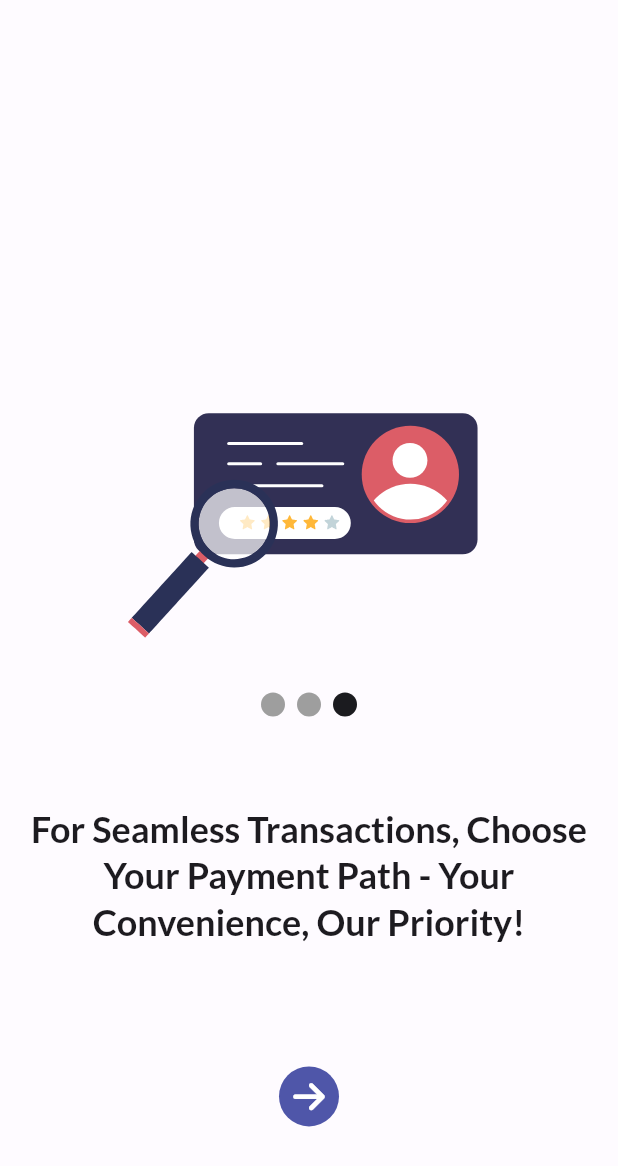
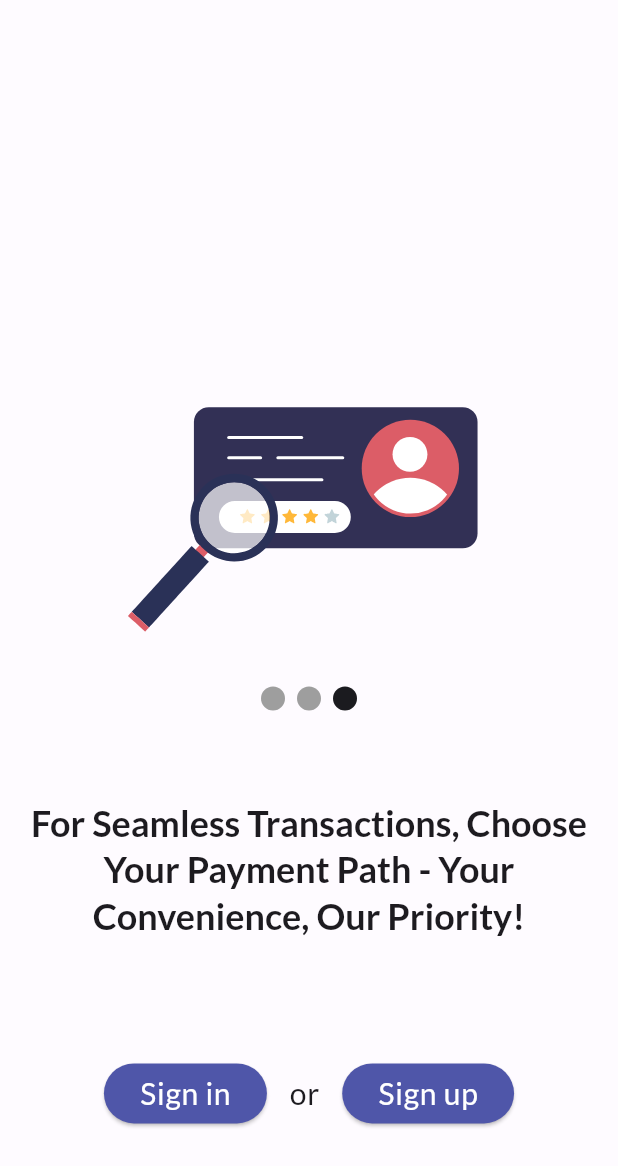
Before and after one commit to RH203/ecommerce-app-flutter, a Flutter app: the screen it shows after launch, swiped to page 3, on a phone screen of 412 x 824 dp. Shown: the top 1166 px of the screen. Run offline on Flutter 3.47's test engine with Material 3 defaults, Android fonts, the phone set to English and light mode, and no system bars; drawn by our look-alikes of smooth_page_indicator; our stand-ins replace google_fonts, icons_plus, lottie.

Commit message:
feat: init screen for auth

```diff
--- a/lib/src/features/home_screen/views/home_screen.dart
+++ b/lib/src/features/home_screen/views/home_screen.dart
@@ -24,6 +24,7 @@ class _HomeScreenState extends State<HomeScreen> {
   }
 
   void _changePage() {
+    if (_currentPage == 2) {}
     if (_currentPage < 2) {
       _controller.animateToPage(
         _currentPage + 1,
@@ -73,7 +74,69 @@ class _HomeScreenState extends State<HomeScreen> {
                 ],
               ),
             ),
-            IconButton(
+            _currentPage == 2
+                ? AnimatedContainer(
+                    duration: const Duration(milliseconds: 500),
+                    curve: Curves.easeInOut,
+                    child: Row(
+                      mainAxisAlignment: MainAxisAlignment.center,
+                      children: [
+                        ElevatedButton(
+                          onPressed: () =>
+                              Navigator.pushNamed(context, '/signinscreen'),
+                          style: ButtonStyle(
+                            backgroundColor: MaterialStateProperty.all<Color>(
+                              Theme.of(context).colorScheme.secondary,
+                            ),
+                          ),
+                          child: Text(
+                            "Sign in",
+                            style: Theme.of(context)
+                                .textTheme
+                                .bodyLarge!
+                                .copyWith(
+                                    color: Theme.of(context)
+                                        .colorScheme
+                                        .onSecondary,
+                                    fontSize: 20),
+                          ),
+                        ),
+                        Container(
+                          margin: const EdgeInsets.all(15),
+                          child: Text(
+                            "or",
+                            style:
+                                Theme.of(context).textTheme.bodyLarge!.copyWith(
+                                      fontSize: 20,
+                                    ),
+                          ),
+                        ),
+                        ElevatedButton(
+                          onPressed: () =>
+                              Navigator.pushNamed(context, '/signupscreen'),
+                          style: ButtonStyle(
+                            backgroundColor: MaterialStateProperty.all<Color>(
+                              Theme.of(context).colorScheme.secondary,
+                            ),
+                          ),
+                          child: Text(
+                            "Sign up",
+                            style: Theme.of(context)
+                                .textTheme
+                                .bodyLarge!
+                                .copyWith(
+                                    color: Theme.of(context)
+                                        .colorScheme
+                                        .onSecondary,
+                                    fontSize: 20),
+                          ),
+                        ),
+                      ],
+                    ),
+                  )
+                : SizedBox(
+                    width: 80,
+                    child: IconButton(
                       onPressed: _changePage,
                       style: ButtonStyle(
                         backgroundColor: MaterialStateProperty.all<Color>(
@@ -86,6 +149,7 @@ class _HomeScreenState extends State<HomeScreen> {
                       icon: const Icon(
                         FontAwesome.arrow_right_solid,
                       ),
+                    ),
                   )
           ],
         ),
```
Lines whose indentation alone changed are shown as unchanged.
